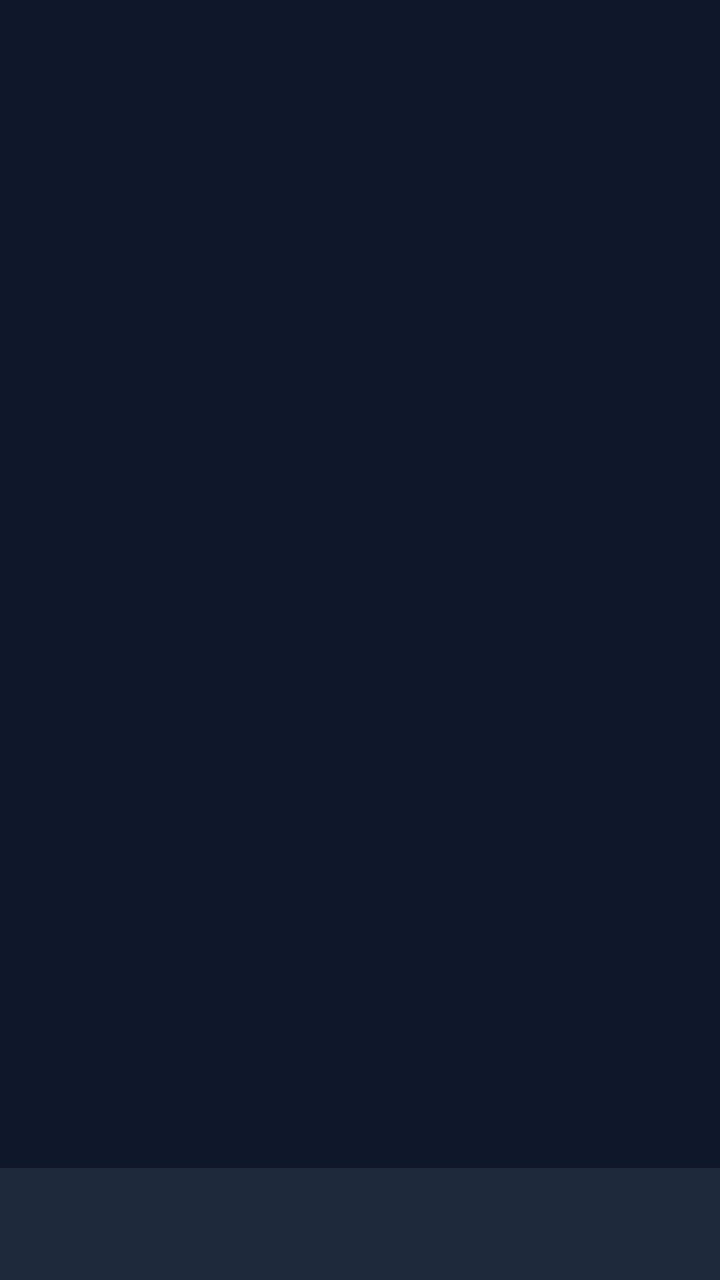
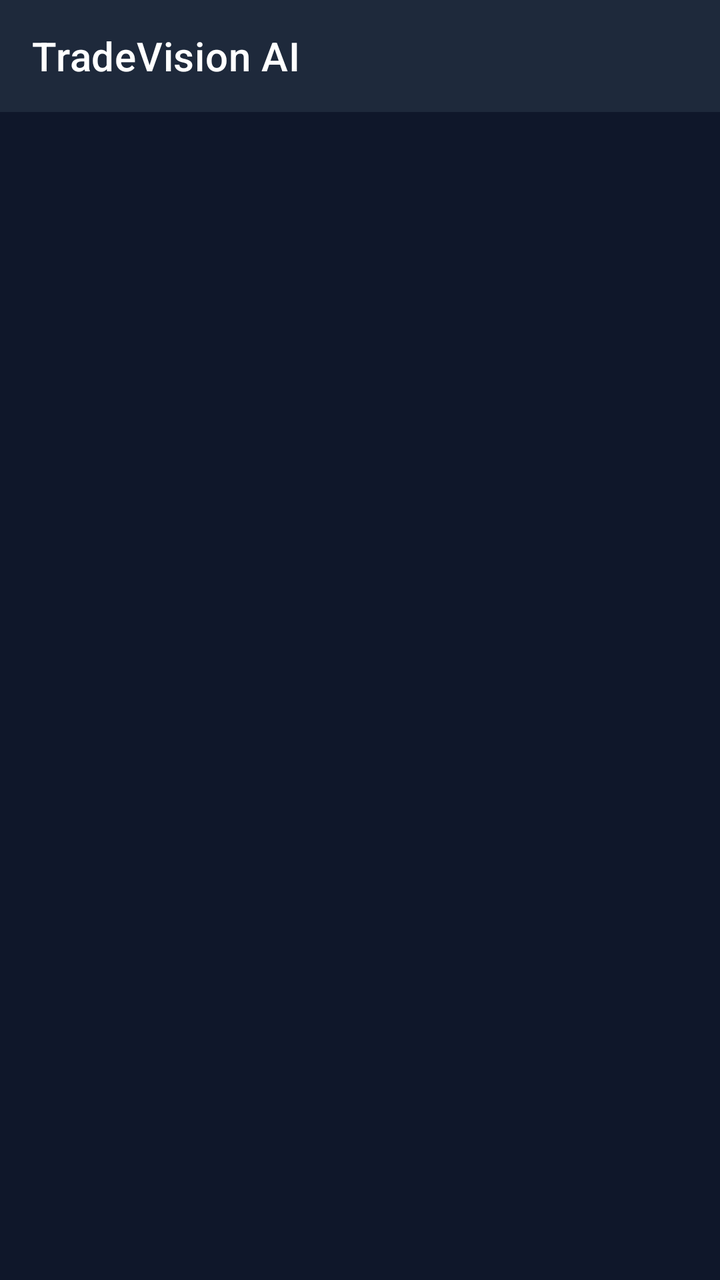

Screens rendered from an Android XML layout before and after an edit, with the pre-edit source and the edit as a unified diff.
<!-- AndroidManifest.xml: application theme Theme.TradeVisionAI -->
<!-- res/layout/activity_main.xml -->
<?xml version="1.0" encoding="utf-8"?>
<RelativeLayout xmlns:android="http://schemas.android.com/apk/res/android"
    xmlns:app="http://schemas.android.com/apk/res-auto"
    android:layout_width="match_parent"
    android:layout_height="match_parent"
    android:background="@color/bg_main">

    
    <FrameLayout
        android:id="@+id/fragmentContainer"
        android:layout_width="match_parent"
        android:layout_height="match_parent"
        android:layout_above="@id/bottomNavigation" />

    
    <com.google.android.material.bottomnavigation.BottomNavigationView
        android:id="@+id/bottomNavigation"
        android:layout_width="match_parent"
        android:layout_height="wrap_content"
        android:layout_alignParentBottom="true"
        android:background="@color/bg_card"
        app:itemIconTint="@color/admin_accent"
        app:itemTextColor="@color/text_main" />

</RelativeLayout>
<!-- resources referenced by this layout -->
<resources>
  <color name="admin_accent">#3B82F6</color>
  <color name="bg_card">#1E293B</color>
  <color name="bg_main">#0F172A</color>
  <color name="text_main">#FFFFFF</color>
  <style name="Theme.TradeVisionAI" parent="Theme.MaterialComponents.DayNight.NoActionBar">
          
          
          <item name="colorPrimary">@color/admin_accent</item>
          <item name="colorOnPrimary">@color/text_main</item>
          <item name="android:windowBackground">@color/bg_main</item>
          <item name="colorSurface">@color/bg_card</item>
          <item name="colorOnSurface">@color/text_main</item>
  
          
          <item name="android:statusBarColor">@color/bg_main</item>
          <item name="android:windowLightStatusBar">false</item>
          
      </style>
</resources>

<!-- the commit's change to res/layout/activity_main.xml (unified diff, before → after) -->
@@ -1,25 +1,25 @@
 <?xml version="1.0" encoding="utf-8"?>
-<RelativeLayout xmlns:android="http://schemas.android.com/apk/res/android"
+<LinearLayout xmlns:android="http://schemas.android.com/apk/res/android"
     xmlns:app="http://schemas.android.com/apk/res-auto"
     android:layout_width="match_parent"
     android:layout_height="match_parent"
-    android:background="@color/bg_main">
+    android:background="@color/bg_main"
+    android:orientation="vertical">
+
+    
+    <com.google.android.material.appbar.MaterialToolbar
+        android:id="@+id/topAppBar"
+        android:layout_width="match_parent"
+        android:layout_height="?attr/actionBarSize"
+        android:background="@color/bg_card"
+        app:title="TradeVision AI"
+        app:titleTextColor="@color/text_main" />
 
     
     <FrameLayout
         android:id="@+id/fragmentContainer"
         android:layout_width="match_parent"
-        android:layout_height="match_parent"
-        android:layout_above="@id/bottomNavigation" />
+        android:layout_height="0dp"
+        android:layout_weight="1" />
 
-    
-    <com.google.android.material.bottomnavigation.BottomNavigationView
-        android:id="@+id/bottomNavigation"
-        android:layout_width="match_parent"
-        android:layout_height="wrap_content"
-        android:layout_alignParentBottom="true"
-        android:background="@color/bg_card"
-        app:itemIconTint="@color/admin_accent"
-        app:itemTextColor="@color/text_main" />
-
-</RelativeLayout>
+</LinearLayout>
<!-- resource entries referenced after the edit -->
@@ -1,6 +1,5 @@
 <!-- resources referenced by this layout -->
 <resources>
-  <color name="admin_accent">#3B82F6</color>
   <color name="bg_card">#1E293B</color>
   <color name="bg_main">#0F172A</color>
   <color name="text_main">#FFFFFF</color>
@@ -18,5 +17,6 @@
           <item name="android:windowLightStatusBar">false</item>
           
       </style>
+  <color name="admin_accent">#3B82F6</color>
 </resources>
 
